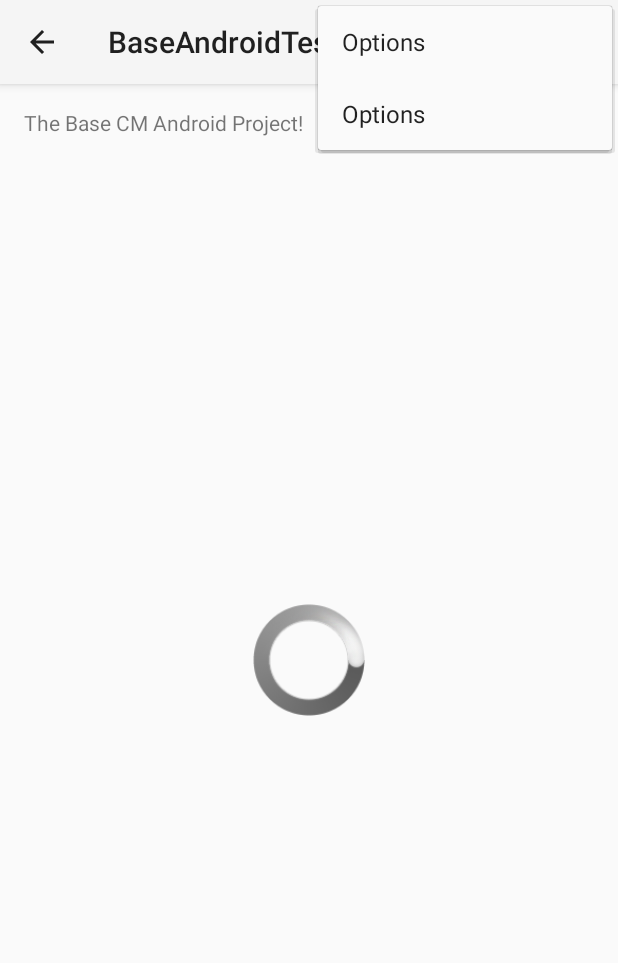
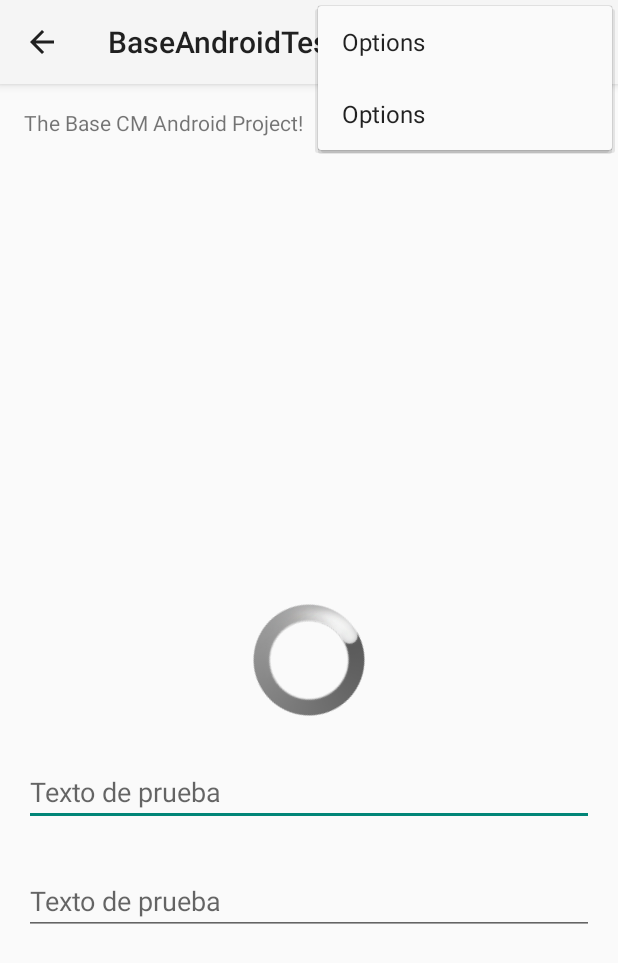
Before and after one commit to JavierSP1209/BaseAndroid, an Android app: the screen it shows after launch (SplashActivity), with the options menu open, on a phone screen of 412 x 824 dp. Shown: the top 963 px of the screen. Run offline under Robolectric (Android 15) with nearby library versions, the phone set to English and light mode, and no system bars; 2 statements that could not run were skipped.

Commit message:
Add Floating Hint Control

```diff
--- /dev/null
+++ b/BaseAndroid/src/main/java/com/cmovil/baseandroid/view/util/FloatingHintControl.java
@@ -0,0 +1,292 @@
+/**
+ * File: FloatingHintControl
+ * CreationDate: 31/07/14
+ * Author: "M. en C. Javier Silva Perez (JSP)"
+ * Description:
+ *  Layout which an {@link android.widget.EditText} to show a floating label when the hint is hidden due to the user
+ *  inputting text.
+ *
+ * Copyright (C) 2014 Chris Banes
+ *
+ * Licensed under the Apache License, Version 2.0 (the "License");
+ * you may not use this file except in compliance with the License.
+ * You may obtain a copy of the License at
+ *
+ *      http://www.apache.org/licenses/LICENSE-2.0
+ *
+ * Unless required by applicable law or agreed to in writing, software
+ * distributed under the License is distributed on an "AS IS" BASIS,
+ * WITHOUT WARRANTIES OR CONDITIONS OF ANY KIND, either express or implied.
+ * See the License for the specific language governing permissions and
+ * limitations under the License.
+ */
+package com.cmovil.baseandroid.view.util;
+
+import android.animation.Animator;
+import android.animation.AnimatorListenerAdapter;
+import android.content.Context;
+import android.content.res.TypedArray;
+import android.os.Build;
+import android.support.annotation.NonNull;
+import android.text.Editable;
+import android.text.TextUtils;
+import android.text.TextWatcher;
+import android.util.AttributeSet;
+import android.util.Log;
+import android.util.TypedValue;
+import android.view.Gravity;
+import android.view.View;
+import android.view.ViewGroup;
+import android.view.animation.AlphaAnimation;
+import android.view.animation.Animation;
+import android.view.animation.AnimationSet;
+import android.view.animation.TranslateAnimation;
+import android.widget.EditText;
+import android.widget.FrameLayout;
+import android.widget.TextView;
+
+import com.cmovil.baseandroid.R;
+import com.cmovil.baseandroid.util.KeyDictionary;
+
+/**
+ * Layout which uses an {@link android.widget.EditText} to show a floating label when the hint is hidden due to user
+ * inputting text.
+ *
+ * @author "M. en C. Javier Silva Perez (JSP)"
+ * @version 1.0
+ * @see <a href="https://dribbble.com/shots/1254439--GIF-Mobile-Form-Interaction">Matt D. Smith on Dribble</a>
+ * @see <a href="http://bradfrostweb.com/blog/post/float-label-pattern/">Brad Frost's blog post</a>
+ * @see <a href="https://gist.github.com/chrisbanes/11247418#file-floatlabellayout-java">Chrisbanes Gist</a>
+ * @since 31/07/14
+ */
+public class FloatingHintControl extends FrameLayout {
+
+	private static final int DEFAULT_ANIMATION_DURATION = 150;
+	private static final float DEFAULT_PADDING_LEFT_RIGHT_DP = 12f;
+
+	private EditText mEditText;
+	private TextView mLabel;
+
+	private long animationDuration;
+
+	public FloatingHintControl(Context context) {
+		this(context, null);
+	}
+
+	public FloatingHintControl(Context context, AttributeSet attrs) {
+		this(context, attrs, 0);
+	}
+
+	public FloatingHintControl(Context context, AttributeSet attrs, int defStyle) {
+		super(context, attrs, defStyle);
+
+		final TypedArray a = context.obtainStyledAttributes(attrs, R.styleable.FloatLabelLayout);
+
+		final int sidePadding = a.getDimensionPixelSize(R.styleable.FloatLabelLayout_floatLabelSidePadding,
+			dipsToPix(DEFAULT_PADDING_LEFT_RIGHT_DP));
+		mLabel = new TextView(context);
+
+		//Hide label by default
+		mLabel.setPadding(sidePadding, 0, sidePadding, 0);
+		mLabel.setVisibility(INVISIBLE);
+
+		//Set label text format
+		mLabel.setTextAppearance(context, a.getResourceId(R.styleable.FloatLabelLayout_floatLabelTextAppearance,
+			android.R.style.TextAppearance_Small));
+
+		//Get animation duration or set the default one
+		animationDuration = a.getInteger(R.styleable.FloatLabelLayout_animationDuration, DEFAULT_ANIMATION_DURATION);
+
+		addView(mLabel, LayoutParams.WRAP_CONTENT, LayoutParams.WRAP_CONTENT);
+
+		a.recycle();
+	}
+
+	@Override
+	public final void addView(@NonNull View child, int index, ViewGroup.LayoutParams params) {
+		if (child instanceof EditText) {
+			// If we already have an EditText, throw an exception
+			if (mEditText != null) {
+				throw new IllegalArgumentException("We already have an EditText, can only have one");
+			}
+
+			// Update the layout params so that the EditText is at the bottom, with enough top
+			// margin to show the label
+			final LayoutParams lp = new LayoutParams(params);
+			lp.gravity = Gravity.BOTTOM;
+			lp.topMargin = (int) mLabel.getTextSize();
+			params = lp;
+
+			setEditText((EditText) child);
+		}
+
+		// Carry on adding the View...
+		super.addView(child, index, params);
+	}
+
+	/**
+	 * Sets the EditText to watch
+	 *
+	 * @param editText
+	 * 	Edit text to which the floating hint control will be attached
+	 */
+	private void setEditText(@NonNull EditText editText) {
+		mEditText = editText;
+
+		// Add a TextWatcher so that we know when the text input has changed
+		mEditText.addTextChangedListener(new TextWatcher() {
+
+			@Override
+			public void afterTextChanged(Editable s) {
+				if (TextUtils.isEmpty(s)) {
+					// The text is empty, so hide the label if it is visible
+					if (mLabel.getVisibility() == View.VISIBLE) {
+						cancelAnimation();
+						hideLabel();
+					}
+				} else {
+					// The text is not empty, so show the label if it is not visible
+					if (mLabel.getVisibility() != View.VISIBLE) {
+						cancelAnimation();
+						showLabel();
+					}
+				}
+			}
+
+			@Override
+			public void beforeTextChanged(CharSequence s, int start, int count, int after) {
+			}
+
+			@Override
+			public void onTextChanged(CharSequence s, int start, int before, int count) {
+			}
+
+		});
+
+		// Add focus listener to the EditText so that we can notify the label that it is activated.
+		// Allows the use of a ColorStateList for the text color on the label
+		mEditText.setOnFocusChangeListener(new OnFocusChangeListener() {
+			@Override
+			public void onFocusChange(View view, boolean focused) {
+				if (android.os.Build.VERSION.SDK_INT >= android.os.Build.VERSION_CODES.HONEYCOMB) {
+					mLabel.setActivated(focused); // only available after API 11
+				}
+			}
+		});
+
+		mLabel.setText(mEditText.getHint());
+	}
+
+	/**
+	 * @return the {@link android.widget.EditText} text input
+	 */
+	public EditText getEditText() {
+		return mEditText;
+	}
+
+	/**
+	 * @return the {@link android.widget.TextView} label
+	 */
+	public TextView getLabel() {
+		return mLabel;
+	}
+
+	/**
+	 * Cancels the current animation for the label
+	 */
+	private void cancelAnimation(){
+		Animation animation = mLabel.getAnimation();
+		if (animation != null) {
+			animation.cancel();
+		}
+		mLabel.clearAnimation();
+	}
+
+	/**
+	 * Show the label using an animation
+	 */
+	private void showLabel() {
+		mLabel.setVisibility(View.VISIBLE);
+		//For backward compatibility
+		if (Build.VERSION.SDK_INT >= Build.VERSION_CODES.HONEYCOMB_MR1) {
+			mLabel.setAlpha(0f);
+			mLabel.setTranslationY(mLabel.getHeight());
+			mLabel.animate().alpha(1f).translationY(0f).setDuration(animationDuration).setListener(null).start();
+		} else {
+			AnimationSet animationSet = new AnimationSet(true);
+
+			TranslateAnimation translateAnimation =
+				new TranslateAnimation(Animation.RELATIVE_TO_SELF, 0, Animation.RELATIVE_TO_SELF, 0,
+					Animation.ABSOLUTE,
+					mLabel.getHeight(), Animation.ABSOLUTE, 0);
+			translateAnimation.setDuration(animationDuration);
+			animationSet.addAnimation(translateAnimation);
+
+			AlphaAnimation alphaAnimation = new AlphaAnimation(0f, 1f);
+			alphaAnimation.setDuration(animationDuration);
+			animationSet.addAnimation(alphaAnimation);
+
+			mLabel.startAnimation(animationSet);
+		}
+	}
+
+	/**
+	 * Hide the label using an animation
+	 */
+	private void hideLabel() {
+
+		if (Build.VERSION.SDK_INT >= Build.VERSION_CODES.HONEYCOMB_MR1) {
+			mLabel.setAlpha(1f);
+			mLabel.setTranslationY(0f);
+			mLabel.animate().alpha(0f).translationY(mLabel.getHeight()).setDuration(animationDuration)
+				.setListener(new AnimatorListenerAdapter() {
+					@Override
+					public void onAnimationEnd(Animator animation) {
+						Log.d(KeyDictionary.TAG, "GONE");
+						mLabel.setVisibility(View.GONE);
+					}
+				}).start();
+		} else {
+			AnimationSet animationSet = new AnimationSet(true);
+
+			TranslateAnimation translateAnimation =
+				new TranslateAnimation(Animation.RELATIVE_TO_SELF, 0, Animation.RELATIVE_TO_SELF, 0,
+					Animation.ABSOLUTE,
+					0, Animation.ABSOLUTE, mLabel.getHeight());
+			translateAnimation.setDuration(300);
+			animationSet.addAnimation(translateAnimation);
+
+			AlphaAnimation alphaAnimation = new AlphaAnimation(1f, 0f);
+			alphaAnimation.setDuration(300);
+			animationSet.addAnimation(alphaAnimation);
+
+
+			animationSet.setAnimationListener(new Animation.AnimationListener() {
+				@Override
+				public void onAnimationStart(Animation animation) {
+
+				}
+
+				@Override
+				public void onAnimationEnd(Animation animation) {
+					mLabel.setVisibility(View.GONE);
+				}
+
+				@Override
+				public void onAnimationRepeat(Animation animation) {
+
+				}
+			});
+
+
+			mLabel.startAnimation(animationSet);
+		}
+	}
+
+	/**
+	 * Helper method to convert dips to pixels.
+	 */
+	private int dipsToPix(float dps) {
+		return (int) TypedValue.applyDimension(TypedValue.COMPLEX_UNIT_DIP, dps, getResources().getDisplayMetrics());
+	}
+}
--- a/BaseAndroidTest/src/main/res/layout/splash_activity.xml
+++ b/BaseAndroidTest/src/main/res/layout/splash_activity.xml
@@ -1,5 +1,6 @@
 <RelativeLayout xmlns:android="http://schemas.android.com/apk/res/android"
     xmlns:tools="http://schemas.android.com/tools"
+    xmlns:app="http://schemas.android.com/apk/res-auto"
     android:layout_width="match_parent"
     android:layout_height="match_parent"
     android:paddingLeft="@dimen/activity_horizontal_margin"
@@ -27,4 +28,43 @@
 		android:indeterminate="true"
 		style="@android:style/Widget.ProgressBar.Large"/>
 
+	<com.cmovil.baseandroid.view.util.FloatingHintControl
+		android:layout_width="match_parent"
+		android:layout_height="wrap_content"
+		android:layout_marginTop="16dp"
+		android:layout_below="@id/progress"
+		android:id="@+id/txtTest"
+		app:animationDuration="1000"
+		app:floatLabelTextAppearance="@style/TextAppearance.Test.FloatingHing">
+
+		<EditText
+			android:id="@+id/edit_password"
+			android:layout_width="match_parent"
+			android:layout_height="wrap_content"
+			android:hint="Texto de prueba"
+			android:singleLine="true"
+			android:inputType="textNoSuggestions"
+			android:imeOptions="actionDone" />
+
+	</com.cmovil.baseandroid.view.util.FloatingHintControl>
+
+	<com.cmovil.baseandroid.view.util.FloatingHintControl
+		android:layout_width="match_parent"
+		android:layout_height="wrap_content"
+		android:layout_marginTop="16dp"
+		android:id="@+id/txtTest2"
+		android:layout_below="@id/txtTest"
+		app:floatLabelTextAppearance="@style/TextAppearance.Test.FloatingHing">
+
+		<EditText
+			android:id="@+id/edit_password"
+			android:layout_width="match_parent"
+			android:layout_height="wrap_content"
+			android:hint="Texto de prueba"
+			android:singleLine="true"
+			android:inputType="textNoSuggestions"
+			android:imeOptions="actionDone" />
+
+	</com.cmovil.baseandroid.view.util.FloatingHintControl>
+
 </RelativeLayout>
--- a/BaseAndroidTest/src/main/res/values/styles.xml
+++ b/BaseAndroidTest/src/main/res/values/styles.xml
@@ -17,4 +17,10 @@
     <style name="AppTheme" parent="AppBaseTheme">
         <!-- All customizations that are NOT specific to a particular API-level can go here. -->
     </style>
+
+	<style name="TextAppearance.Test.FloatingHing" parent="android:TextAppearance.Small">
+		<item name="android:textColor">#ff42a623</item>
+		<item name="android:textSize">11sp</item>
+		<item name="android:textStyle">bold</item>
+	</style>
 </resources>
```
Also changed, not shown: BaseAndroid/build.gradle (+4 -3 lines), BaseAndroid/src/main/java/com/cmovil/baseandroid/util/CMUtils.java (+10 -7 lines), BaseAndroid/src/main/res/values/attrs.xml (added, +25 -0 lines).
